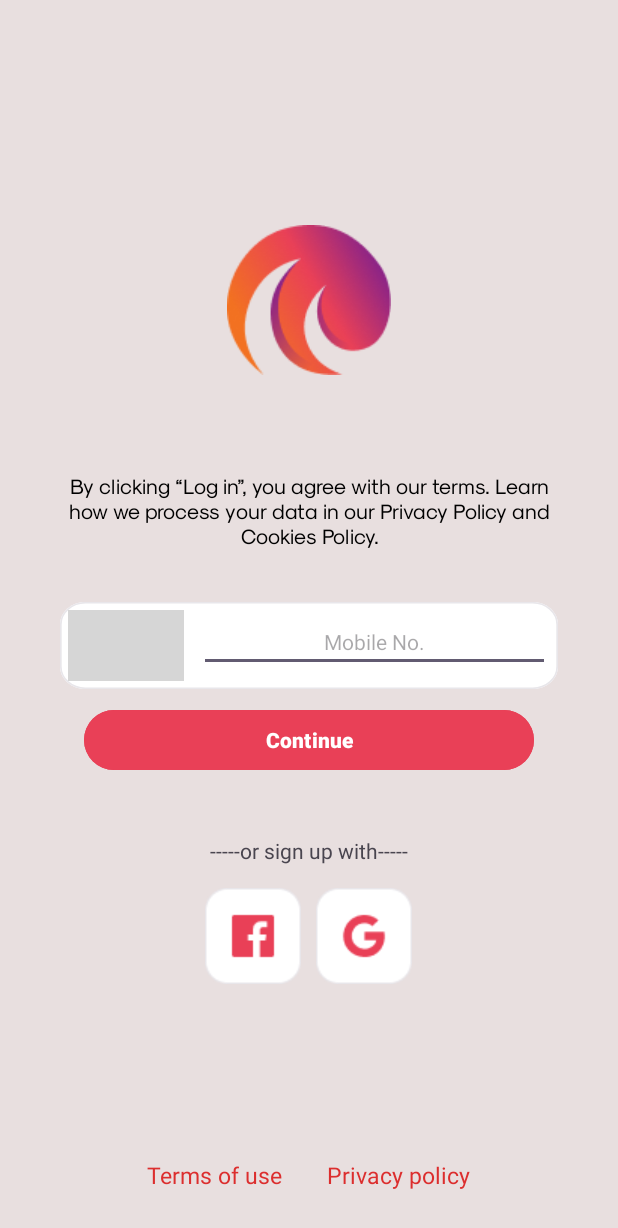
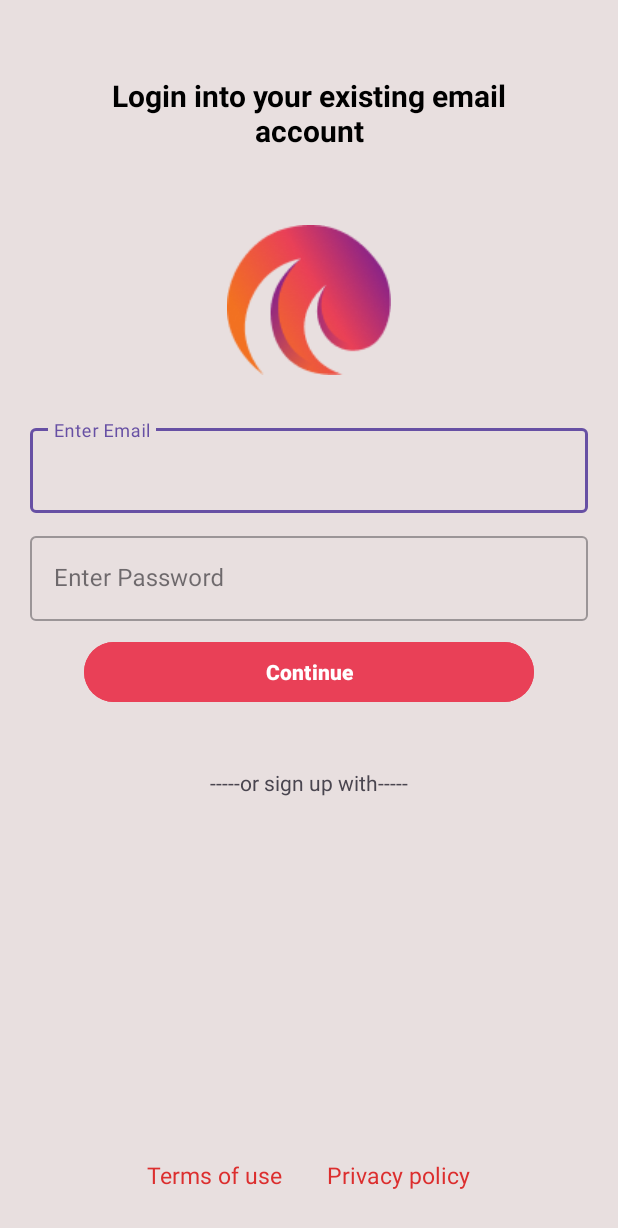
Before and after one commit to ashishpal6605/AstroSynth-Studio_datingapp, an Android app: the screen it shows after launch (SignupActivity before the commit, LoginEmailActivity after it), after a tap on "sign In", on a phone screen of 412 x 824 dp. Shown: the top 1228 px of the screen. Run offline under Robolectric (Android 15) with nearby library versions, the phone set to English and light mode, and no system bars; our stand-ins replace Firebase (no records; nobody signed in at launch, a user with empty details on screens opened directly); plain views replace CountryCodePicker; 1 other tap on this screen came first; grey boxes are pictures that could not be loaded.

Commit message:
otp and email sign up is done with firebase

```diff
--- a/app/build.gradle
+++ b/app/build.gradle
@@ -1,5 +1,6 @@
 plugins {
     id 'com.android.application'
+    id 'com.google.gms.google-services'
 }
 
 android {
@@ -33,6 +34,7 @@ dependencies {
     implementation 'androidx.appcompat:appcompat:1.5.1'
     implementation 'com.google.android.material:material:1.9.0'
     implementation 'androidx.constraintlayout:constraintlayout:2.1.4'
+    implementation 'com.google.firebase:firebase-auth:22.1.2'
     testImplementation 'junit:junit:4.13.2'
     androidTestImplementation 'androidx.test.ext:junit:1.1.5'
     androidTestImplementation 'androidx.test.espresso:espresso-core:3.5.1'
@@ -51,6 +53,7 @@ dependencies {
 
     implementation 'androidx.viewpager2:viewpager2:1.0.0'//viewpager2
     implementation 'com.makeramen:roundedimageview:2.3.0'//rounded image for viewpager2
+    implementation 'com.hbb20:ccp:2.6.0'
 
     //noinspection GradleCompatible
 //    implementation'com.android.support:design:29.0.0'
--- /dev/null
+++ b/app/src/main/java/com/example/bottom_bar/Activity/LoginEmailActivity.java
@@ -0,0 +1,71 @@
+package com.example.bottom_bar.Activity;
+
+import androidx.annotation.NonNull;
+import androidx.appcompat.app.AppCompatActivity;
+
+import android.content.Intent;
+import android.os.Bundle;
+import android.text.TextUtils;
+import android.view.View;
+import android.widget.Button;
+import android.widget.Toast;
+
+import com.example.bottom_bar.R;
+import com.google.android.gms.tasks.OnCompleteListener;
+import com.google.android.gms.tasks.Task;
+import com.google.android.material.textfield.TextInputLayout;
+import com.google.firebase.auth.AuthResult;
+import com.google.firebase.auth.FirebaseAuth;
+
+public class LoginEmailActivity extends AppCompatActivity {
+TextInputLayout email,password;
+Button loginButton;
+ FirebaseAuth auth;
+    @Override
+    protected void onCreate(Bundle savedInstanceState) {
+        super.onCreate(savedInstanceState);
+        setContentView(R.layout.activity_login_email);
+        email=findViewById(R.id.login_email);
+        password=findViewById(R.id.login_email);
+        loginButton=findViewById(R.id.loginbtn);
+        auth =FirebaseAuth.getInstance();
+
+        loginButton.setOnClickListener(v->{
+            loginUserAccount();
+        });
+
+    }
+
+    private void loginUserAccount() {
+        String Email,Password;
+        Email=email.getEditText().getText().toString();
+        Password=email.getEditText().getText().toString();
+
+        if (TextUtils.isEmpty(Email)) {
+            Toast.makeText(getApplicationContext(), "Please enter email...", Toast.LENGTH_LONG).show();
+            return;
+        }
+        if (TextUtils.isEmpty(Password)) {
+            Toast.makeText(getApplicationContext(), "Please enter password!", Toast.LENGTH_LONG).show();
+            return;
+        }
+
+        auth.signInWithEmailAndPassword(Email, Password)
+                .addOnCompleteListener(new OnCompleteListener<AuthResult>() {
+                    @Override
+                    public void onComplete(@NonNull Task<AuthResult> task) {
+                        if (task.isSuccessful()) {
+                            Toast.makeText(getApplicationContext(), "Login successful!", Toast.LENGTH_LONG).show();
+                           // progressBar.setVisibility(View.GONE);
+
+                            Intent intent = new Intent(LoginEmailActivity.this, MainActivity.class);
+                            startActivity(intent);
+                        }
+                        else {
+                            Toast.makeText(getApplicationContext(), "Login failed! Please try again later", Toast.LENGTH_LONG).show();
+                           // progressBar.setVisibility(View.GONE);
+                        }
+                    }
+                });
+    }
+}
--- a/app/src/main/java/com/example/bottom_bar/Activity/MatchesActivity.java
+++ b/app/src/main/java/com/example/bottom_bar/Activity/MatchesActivity.java
@@ -6,7 +6,7 @@ import androidx.appcompat.app.AppCompatActivity;
 
 import com.example.bottom_bar.R;
 
-public class MatchesActivity extends AppCompatActivity {
+public class  MatchesActivity extends AppCompatActivity {
 
     @Override
     protected void onCreate(Bundle savedInstanceState) {
--- a/app/src/main/java/com/example/bottom_bar/Activity/Welcome_Activity.java
+++ b/app/src/main/java/com/example/bottom_bar/Activity/Welcome_Activity.java
@@ -14,6 +14,8 @@ import androidx.viewpager.widget.ViewPager;
 
 import com.example.bottom_bar.Adapter.MyPagerAdapter;
 import com.example.bottom_bar.R;
+import com.google.firebase.auth.FirebaseAuth;
+import com.google.firebase.auth.FirebaseUser;
 
 import java.util.ArrayList;
 import java.util.Arrays;
@@ -23,6 +25,7 @@ public class Welcome_Activity extends AppCompatActivity {
     private final Handler handler = new Handler();
     private final int delay = 2000; // Delay in milliseconds (adjust as needed)
     Button createaccount;
+    FirebaseAuth firebaseAuth;
 
     TextView tvSignin;
     private ViewPager viewPager;
@@ -54,6 +57,7 @@ public class Welcome_Activity extends AppCompatActivity {
         viewPager = findViewById(R.id.pagerIntroSlider);
         indicatorLayoutContainer = findViewById(R.id.indicatorLayoutContainer);
         tvSignin = findViewById(R.id.tvSignin);
+        firebaseAuth=FirebaseAuth.getInstance();
 
         List<Integer> imageList = Arrays.asList(R.drawable.girl1, R.drawable.girl2, R.drawable.girl3);
         List<String> textList = Arrays.asList(
@@ -105,11 +109,16 @@ public class Welcome_Activity extends AppCompatActivity {
         tvSignin.setOnClickListener(new View.OnClickListener() {
             @Override
             public void onClick(View v) {
-                Intent intent = new Intent(Welcome_Activity.this, SignupActivity.class);
+                Intent intent = new Intent(Welcome_Activity.this, LoginEmailActivity.class);
                 startActivity(intent);
             }
         });
-
+        FirebaseUser firebaseUser = firebaseAuth.getCurrentUser();
+        // Check condition
+        if (firebaseUser != null) {
+            // When user already sign in redirect to profile activity
+            startActivity(new Intent(this, MainActivity.class).setFlags(Intent.FLAG_ACTIVITY_NEW_TASK));
+        }
     }
 
     private void updateIndicatorDots(int position) {
--- /dev/null
+++ b/app/src/main/res/layout/activity_login_email.xml
@@ -0,0 +1,121 @@
+<?xml version="1.0" encoding="utf-8"?>
+
+<RelativeLayout xmlns:android="http://schemas.android.com/apk/res/android"
+    xmlns:app="http://schemas.android.com/apk/res-auto"
+    android:layout_width="match_parent"
+    android:layout_height="match_parent"
+    android:background="@color/backgroundcolour">
+
+    <TextView
+        android:layout_width="match_parent"
+        android:layout_height="wrap_content"
+        android:layout_marginStart="50dp"
+        android:layout_marginEnd="50dp"
+        android:textAlignment="center"
+        android:textStyle="bold"
+        android:textSize="20sp"
+        android:layout_marginTop="50dp"
+        android:textColor="@color/black"
+        android:text="Login into your existing email account"/>
+    <ImageView
+        android:id="@+id/imgTrademark"
+        android:layout_width="wrap_content"
+        android:layout_height="wrap_content"
+        android:layout_alignParentStart="true"
+        android:layout_alignParentEnd="true"
+        android:layout_marginTop="150dp"
+        android:src="@drawable/logo" />
+
+    <LinearLayout
+        android:id="@+id/centerLinearlayout"
+        android:layout_width="match_parent"
+        android:layout_height="wrap_content"
+        android:layout_below="@id/imgTrademark"
+        android:layout_marginTop="30sp"
+        android:gravity="center"
+        android:orientation="vertical">
+
+        <com.google.android.material.textfield.TextInputLayout
+            android:id="@+id/login_email"
+            android:layout_width="match_parent"
+            android:layout_height="wrap_content"
+            android:layout_marginEnd="20dp"
+            android:layout_marginStart="20dp"
+            android:hint="Enter Email"
+            style="@style/Widget.MaterialComponents.TextInputLayout.OutlinedBox">
+
+            <com.google.android.material.textfield.TextInputEditText
+                android:layout_width="match_parent"
+                android:layout_height="wrap_content"
+                android:maxLines="1"
+                android:singleLine="true"
+                android:inputType="text"
+                />
+
+        </com.google.android.material.textfield.TextInputLayout>
+        <com.google.android.material.textfield.TextInputLayout
+            android:id="@+id/login_password"
+            android:layout_width="match_parent"
+            android:layout_height="wrap_content"
+            android:hint="Enter Password"
+            android:layout_marginTop="10dp"
+            android:layout_marginEnd="20dp"
+            android:layout_marginStart="20dp"
+            style="@style/Widget.MaterialComponents.TextInputLayout.OutlinedBox">
+
+            <com.google.android.material.textfield.TextInputEditText
+                android:layout_width="match_parent"
+                android:layout_height="wrap_content"
+                android:maxLines="1"
+                android:singleLine="true"
+                android:inputType="text"
+                />
+
+        </com.google.android.material.textfield.TextInputLayout>
+
+        <Button
+            android:id="@+id/loginbtn"
+            android:layout_width="300dp"
+            android:layout_height="wrap_content"
+            android:layout_marginTop="10dp"
+            android:backgroundTint="@color/primaryColour"
+            android:elevation="15dp"
+            android:text="Continue"
+            android:textColor="@color/white"
+            android:textStyle="bold" />
+
+        <TextView
+            android:layout_width="wrap_content"
+            android:layout_height="wrap_content"
+            android:layout_marginTop="40dp"
+            android:text="-----or sign up with-----" />
+
+
+    </LinearLayout>
+
+    <LinearLayout
+        android:layout_width="match_parent"
+        android:layout_height="wrap_content"
+        android:layout_alignParentBottom="true"
+        android:layout_marginBottom="30dp"
+        android:gravity="center_horizontal"
+        android:orientation="horizontal">
+
+        <TextView
+            android:layout_width="wrap_content"
+            android:layout_height="wrap_content"
+            android:text="Terms of use"
+            android:textColor="#DC2E2E"
+            android:textSize="15sp" />
+
+        <TextView
+            android:layout_width="wrap_content"
+            android:layout_height="wrap_content"
+            android:layout_marginLeft="30dp"
+            android:text="Privacy policy"
+            android:textColor="#DC2E2E"
+            android:textSize="15sp" />
+
+    </LinearLayout>
+
+</RelativeLayout>
--- a/app/src/main/res/layout/activity_otp.xml
+++ b/app/src/main/res/layout/activity_otp.xml
@@ -157,6 +157,7 @@
         android:fontFamily="@font/headingbold"
         android:gravity="center_horizontal"
         android:text="Resend otp "
+        android:id="@+id/resend_otp"
         android:textColor="@color/primaryColour"
         android:textSize="20sp" />
 
--- a/app/src/main/res/layout/activity_signup.xml
+++ b/app/src/main/res/layout/activity_signup.xml
@@ -72,7 +72,7 @@
                 android:gravity="center"
                 android:hint="Mobile No."
                 android:inputType="number"
-                android:maxLength="10"
+                android:maxLength="11"
                 android:maxLines="1"
                 android:textSize="14sp" />
         </LinearLayout>
```
Also changed, not shown: app/src/main/AndroidManifest.xml (+9 -0 lines), app/src/main/java/com/example/bottom_bar/Activity/OtpActivity.java (+75 -8 lines), app/src/main/java/com/example/bottom_bar/Activity/RegisterActivity.java (added, +75 -0 lines), app/src/main/java/com/example/bottom_bar/Activity/SignupActivity.java (+16 -6 lines), app/src/main/java/com/example/bottom_bar/fragment/MoreFragment.java (+16 -40 lines), app/src/main/res/layout/activity_register.xml (added, +121 -0 lines), build.gradle (+6 -2 lines), 1 other file.
